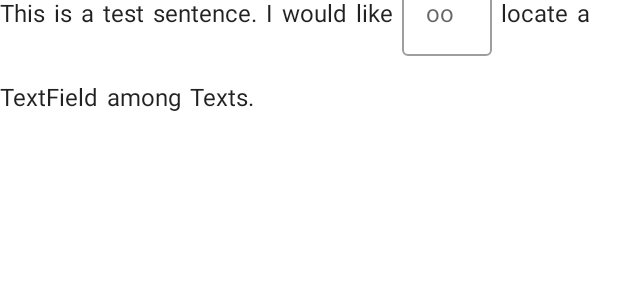
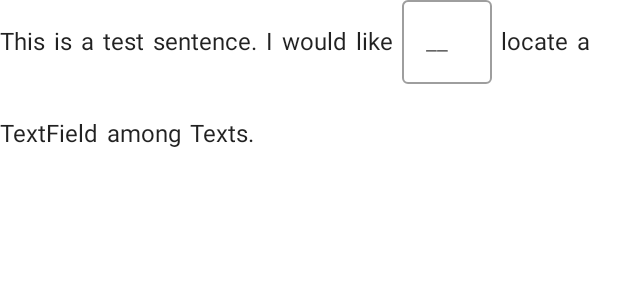
Before and after one commit to mechurak/break-through-english, an Android app built with Jetpack Compose: the @Preview function MultiLineRowPreview, on a phone screen of 412 x 824 dp. Shown: the top 300 px of the screen. Run offline under Robolectric (Android 15) with nearby library versions, the phone set to English and light mode, and no system bars.

Commit message:
Use MultiLineRow for quiz

```diff
--- a/app/src/main/java/com/shimnssso/headonenglish/ui/components/AnswerTextField.kt
+++ b/app/src/main/java/com/shimnssso/headonenglish/ui/components/AnswerTextField.kt
@@ -4,11 +4,7 @@ import androidx.compose.foundation.layout.Row
 import androidx.compose.foundation.layout.width
 import androidx.compose.material.OutlinedTextField
 import androidx.compose.material.Text
-import androidx.compose.runtime.Composable
-import androidx.compose.runtime.getValue
-import androidx.compose.runtime.mutableStateOf
-import androidx.compose.runtime.remember
-import androidx.compose.runtime.setValue
+import androidx.compose.runtime.*
 import androidx.compose.ui.Alignment
 import androidx.compose.ui.Modifier
 
@@ -22,8 +18,12 @@ fun AnswerTextField(
 ) {
     var value by remember { mutableStateOf("") }
     val maxChar = expectedText.length
-    val width = maxChar * 30
+    val width = (maxChar * 15) + 30
     val isError = value != "" && value != expectedText
+
+    LaunchedEffect(expectedText) {
+        value = ""
+    }
 
     OutlinedTextField(
         value = value,
@@ -31,7 +31,7 @@ fun AnswerTextField(
         isError = isError,
         singleLine = true,
         placeholder = {
-            Text(text = "o".repeat(maxChar))
+            Text(text = "_".repeat(maxChar))
         },
         modifier = modifier.width(width.dp)
     )
--- a/app/src/main/java/com/shimnssso/headonenglish/ui/components/MultiLineRow.kt
+++ b/app/src/main/java/com/shimnssso/headonenglish/ui/components/MultiLineRow.kt
@@ -8,83 +8,65 @@ import androidx.compose.ui.layout.Layout
 import androidx.compose.ui.tooling.preview.Preview
 import androidx.compose.ui.unit.dp
 import com.shimnssso.headonenglish.ui.theme.HeadOnEnglishTheme
-import timber.log.Timber
 
 @Composable
 fun MultiLineRow(
     modifier: Modifier = Modifier,
     content: @Composable () -> Unit
 ) {
-    data class RowMeta(
-        val startItemIndex: Int,
-        val maxHeight: Int
-    )
-
     Layout(
         modifier = modifier,
         content = content
     ) { measurables, constraints ->
-        val rowMetas = mutableListOf<RowMeta>()
-        var tempStartItemIndex = 0
+        val rowStartIdxList = mutableListOf(0)
+        var rowHeight = 0
         var tempWidthSum = 0
-        var tempRowHeight = 0
-
-        Timber.e("constraints.maxWidth: ${constraints.maxWidth}, constraints.maxHeight: ${constraints.maxHeight}")
 
         // Don't constrain child views further, measure them with given constraints
         // List of measured children
         val placeables = measurables.mapIndexed { index, measurable ->
-            Timber.e("=== index: $index")
-
             // Measure each child
             val placeable = measurable.measure(constraints)
 
             if ((tempWidthSum + placeable.width) > constraints.maxWidth) {
-                Timber.e("add($tempStartItemIndex, $tempRowHeight)")
-                rowMetas.add(RowMeta(tempStartItemIndex, tempRowHeight))
+                rowStartIdxList.add(index)
                 tempWidthSum = placeable.width
-                tempRowHeight = placeable.height
-                Timber.e("+${placeable.width}, tempWidthSum: $tempWidthSum")
-                Timber.e("placeable.height: ${placeable.height}, tempRowHeight: $tempRowHeight")
-                tempStartItemIndex = index
             } else {
                 tempWidthSum += placeable.width
-                tempRowHeight = tempRowHeight.coerceAtLeast(placeable.height)
-                Timber.e("+${placeable.width}, tempWidthSum: $tempWidthSum")
-                Timber.e("placeable.height: ${placeable.height}, tempRowHeight: $tempRowHeight")
+                rowHeight = rowHeight.coerceAtLeast(placeable.height)
             }
-
             placeable
         }
-        Timber.e("add($tempStartItemIndex, $tempRowHeight) for last row")
-        rowMetas.add(RowMeta(tempStartItemIndex, tempRowHeight))
 
         // Y of each row, based on the height accumulation of previous rows
-        val rowY = IntArray(rowMetas.size) { 0 }
-        for (i in 1 until rowMetas.size) {
-            rowY[i] = rowY[i - 1] + rowMetas[i - 1].maxHeight
+        val rowY = IntArray(rowStartIdxList.size) { 0 }
+        val ROW_BETWEEN = 8
+        val overallHeight =
+            rowHeight * rowStartIdxList.size + ROW_BETWEEN * (rowStartIdxList.size - 1)
+        for (i in 1 until rowStartIdxList.size) {
+            rowY[i] = rowY[i - 1] + rowHeight + ROW_BETWEEN
         }
 
         // Set the size of the parent layout
-        layout(constraints.maxWidth, constraints.maxHeight) {
+        layout(constraints.maxWidth, overallHeight) {
             // x cord we have placed up to, per row
-            val rowX = IntArray(rowMetas.size) { 0 }
+            val rowX = IntArray(rowStartIdxList.size) { 0 }
 
-            val rowMetaIter = rowMetas.iterator()
-            var rowMeta = rowMetaIter.next()
+            val rowMetaIter = rowStartIdxList.iterator()
+            var rowMeta = rowMetaIter.next()  // 0
             if (rowMetaIter.hasNext()) {
                 rowMeta = rowMetaIter.next()
             }
             var curRow = 0
 
             placeables.forEachIndexed { index, placeable ->
-                if (rowMeta.startItemIndex == index) {
+                if (index != 0 && index == rowMeta) {
                     curRow += 1
                     if (rowMetaIter.hasNext()) {
                         rowMeta = rowMetaIter.next()
                     }
                 }
-                val heightOffset = (rowMeta.maxHeight - placeable.height) / 2
+                val heightOffset = (rowHeight - placeable.height) / 2
                 placeable.placeRelative(
                     x = rowX[curRow],
                     y = rowY[curRow] + heightOffset
```
Also changed, not shown: app/src/main/java/com/shimnssso/headonenglish/ui/quiz/QuizContent.kt (+41 -11 lines), app/src/main/java/com/shimnssso/headonenglish/ui/quiz/QuizScreen.kt (+7 -1 lines), app/src/main/java/com/shimnssso/headonenglish/ui/quiz/QuizViewModel.kt (+6 -4 lines), app/src/main/java/com/shimnssso/headonenglish/utils/CellConverter.kt (+76 -0 lines), 1 other file.
